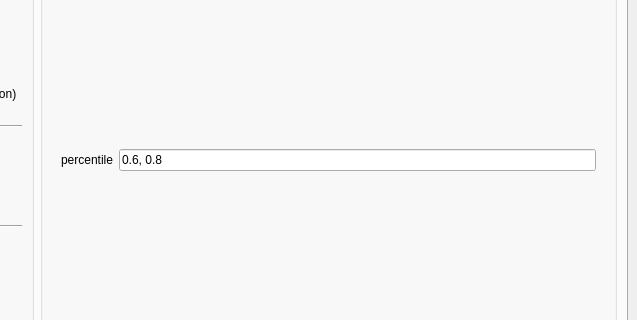
This is eslearn/GUI/easylearn_feature_engineering_gui.ui in lichao312214129/easylearn as Qt 5 draws it before an edit; both pictures show x 255 to 892 and y 222 to 542 of the 892 by 727 pixel window. The edited form follows.
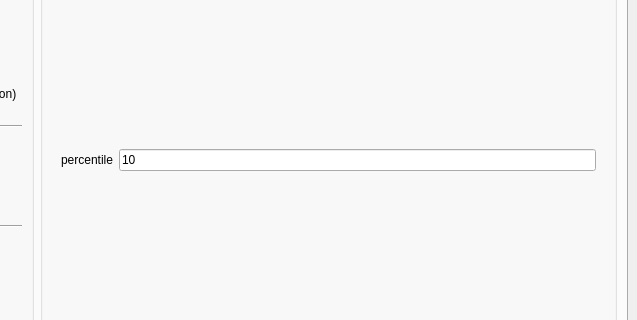
This is the edited form. The open tabs and pages were chosen to show the change.

```diff
--- a/eslearn/GUI/easylearn_feature_engineering_gui.ui
+++ b/eslearn/GUI/easylearn_feature_engineering_gui.ui
@@ -494,7 +494,7 @@
                <item row="0" column="2">
                 <widget class="QLineEdit" name="lineEdit_anova_topnum">
                  <property name="text">
-                  <string>0.6, 0.8</string>
+                  <string>10</string>
                  </property>
                 </widget>
                </item>
```
Left out of the diff: 8 changed lines with no effect on the pictures.
